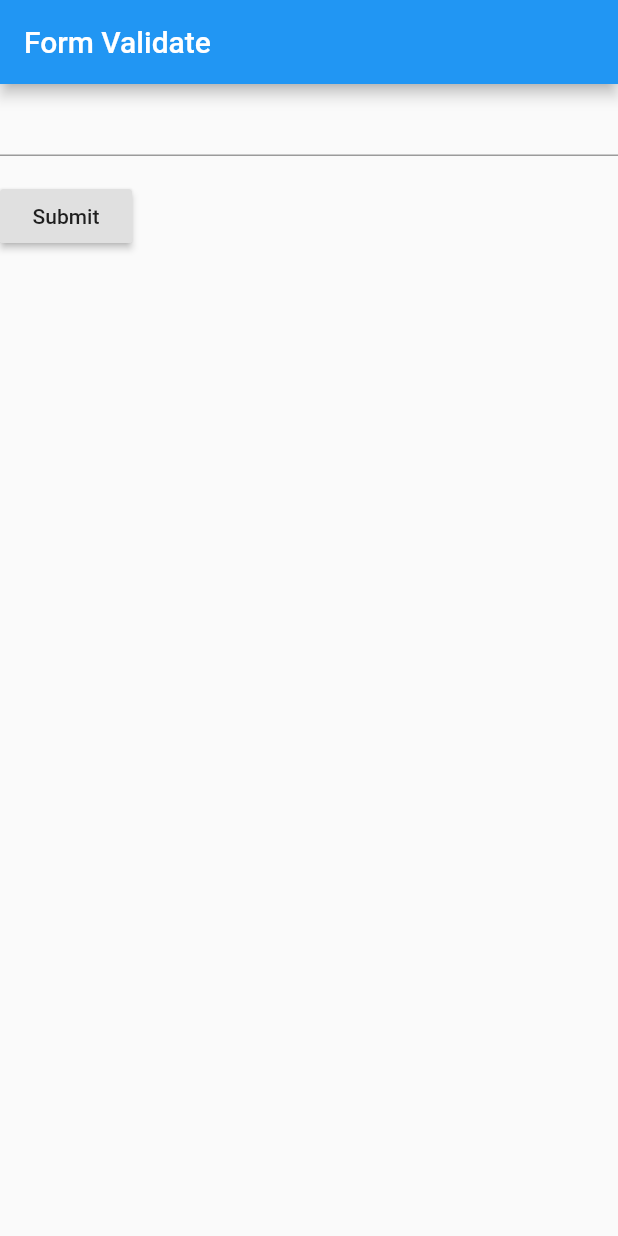
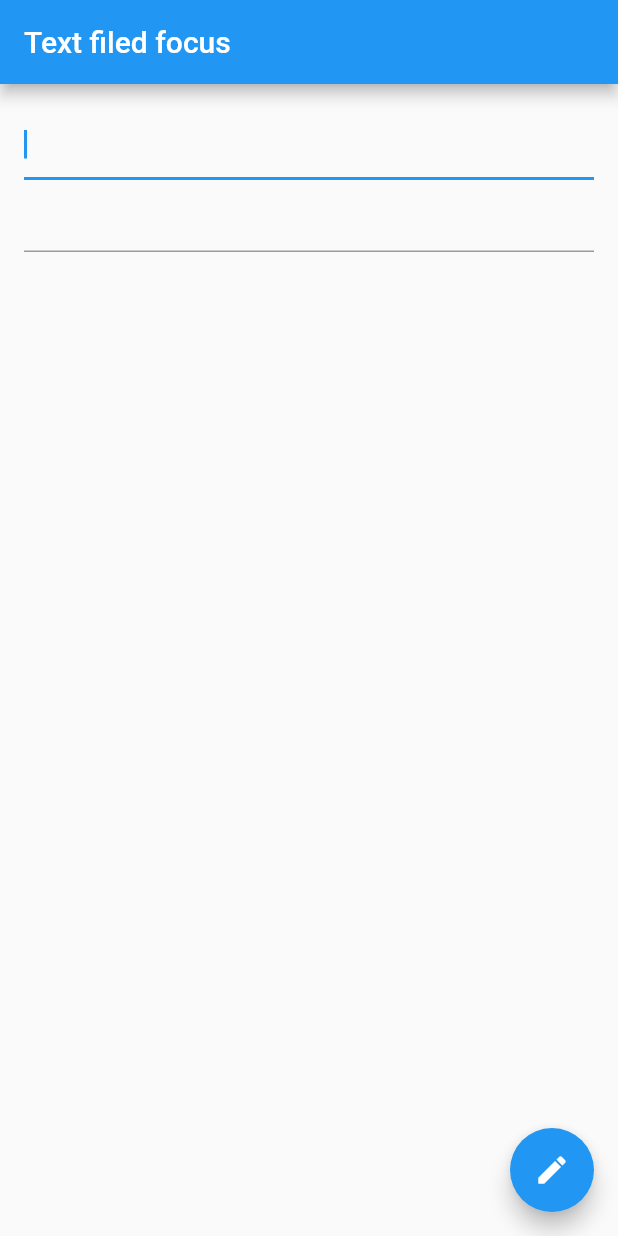
Before and after one commit to life2smile/flutter_learn, a Flutter app: the screen it shows after launch, on a phone screen of 412 x 824 dp. Run offline on Flutter 3.47's test engine with Material 2 defaults, Android fonts, the phone set to English and light mode, and no system bars.

Commit message:
feat: add FocusTextField

```diff
--- a/lib/main.dart
+++ b/lib/main.dart
@@ -1,10 +1,11 @@
 import 'package:flutter/material.dart';
 import 'package:flutter_app_learn/animation/FadeInAndOut.dart';
 import 'package:flutter_app_learn/drawer/CustomDrawer.dart';
-import 'package:flutter_app_learn/formValide/FormValidate.dart';
 import 'package:flutter_app_learn/orientation/OrientationDemo.dart';
 import 'package:flutter_app_learn/snackBar/CustomSnackBar.dart';
 import 'package:flutter_app_learn/tabs/MyTab.dart';
+import 'package:flutter_app_learn/textField/FocusTextField.dart';
+import 'package:flutter_app_learn/textField/FormValidate.dart';
 import 'package:flutter_app_learn/theme/MyTheme.dart';
 
 void main(){
@@ -17,4 +18,5 @@ void main(){
   runApp(MyTheme());
   runApp(MyTab());
   runApp(FormValidateApp());
+  runApp(FocusTextField());
 }
--- /dev/null
+++ b/lib/textField/FocusTextField.dart
@@ -0,0 +1,59 @@
+import 'package:flutter/cupertino.dart';
+import 'package:flutter/material.dart';
+
+class FocusTextField extends StatelessWidget {
+  @override
+  Widget build(BuildContext context) {
+    return MaterialApp(
+      title: 'TextFiled focus',
+      home: FocusTextFieldPage(),
+    );
+  }
+}
+
+class FocusTextFieldPage extends StatefulWidget {
+  @override
+  State<StatefulWidget> createState() {
+    return FocusTextFieldPageState();
+  }
+}
+
+class FocusTextFieldPageState extends State<FocusTextFieldPage> {
+  FocusNode focusNode;
+
+  @override
+  void initState() {
+    // TODO: implement initState
+    super.initState();
+    focusNode = FocusNode();
+  }
+
+  @override
+  void dispose() {
+    // TODO: implement dispose
+    super.dispose();
+    focusNode.dispose();
+  }
+
+  @override
+  Widget build(BuildContext context) {
+    return Scaffold(
+      appBar: AppBar(
+        title: Text('Text filed focus'),
+      ),
+      body: Padding(
+        padding: const EdgeInsets.all(16.0),
+        child: Column(
+          children: <Widget>[
+            TextField(autofocus: true),
+            TextField(focusNode: focusNode),
+          ],
+        ),
+      ),
+      floatingActionButton: FloatingActionButton(
+          onPressed: () => FocusScope.of(context).requestFocus(focusNode),
+          tooltip: 'Focus sencond Text Field',
+          child: Icon(Icons.edit)),
+    );
+  }
+}
```
Also changed, not shown: lib/textField/FormValidate.dart (renamed from lib/formValide/FormValidate.dart).
